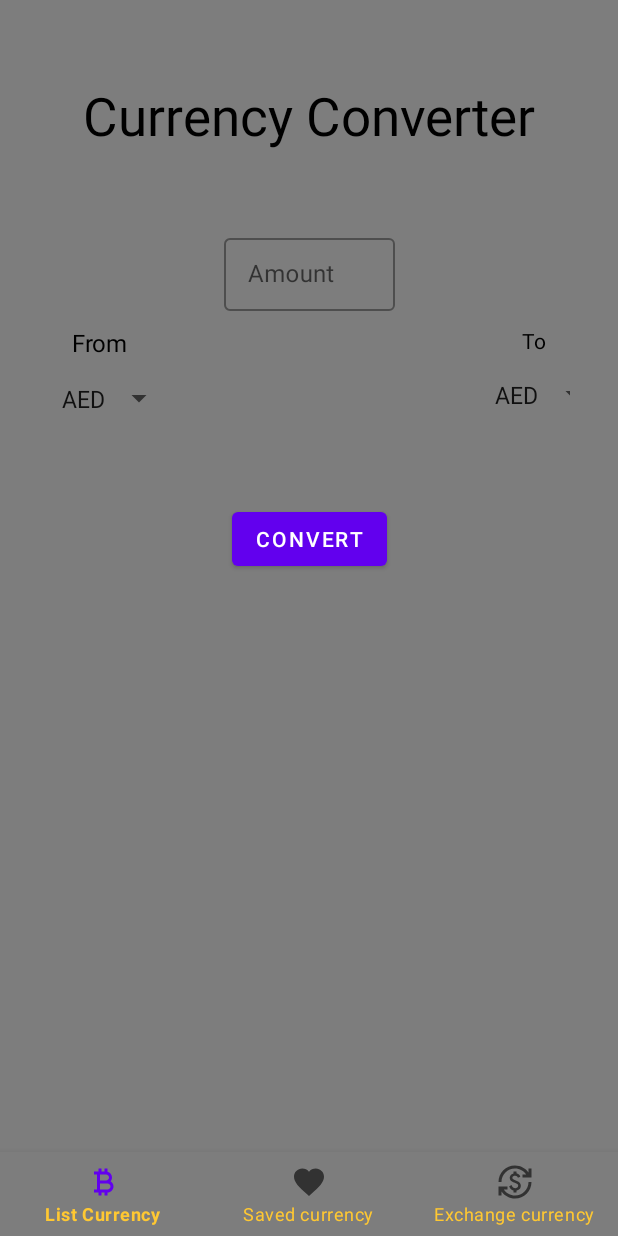
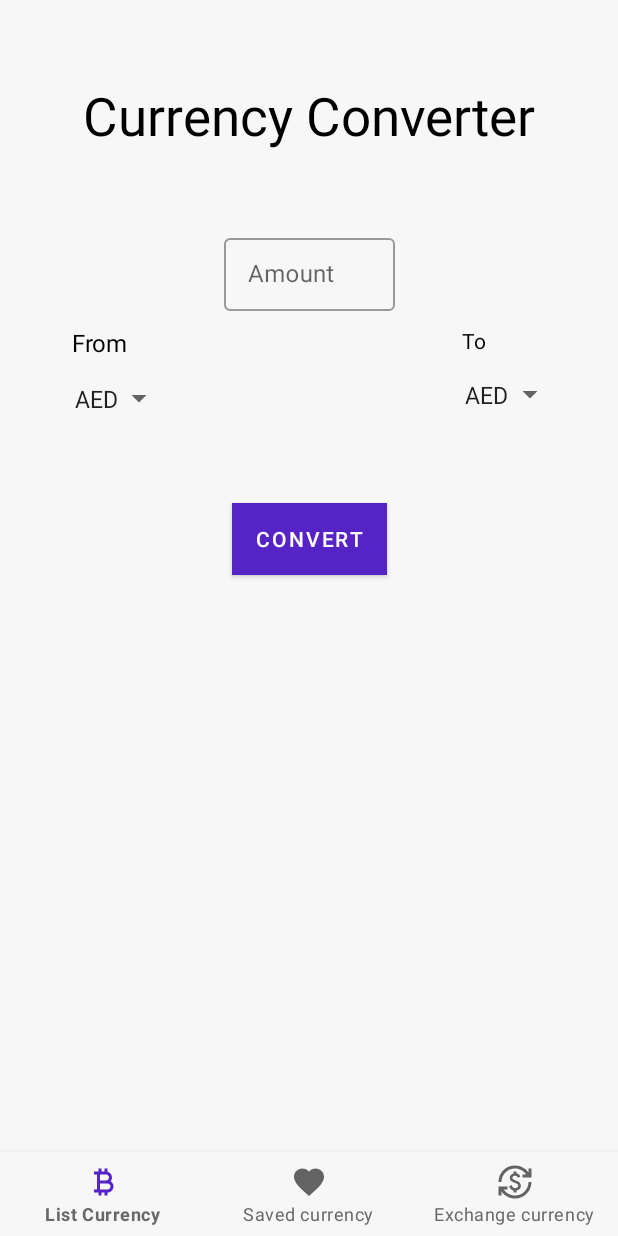
Before and after one commit to Vlad21anon/CurrencyMVVM, an Android app: the ExchangeCurrencyFragment screen opened through its navigation route, on a phone screen of 412 x 824 dp. Run offline under Robolectric (Android 15) with nearby library versions, the phone set to English and light mode, and no system bars; our stand-ins replace Room's generated code, navigation-ui; 1 statement that could not run was skipped.

```diff
--- a/app/src/main/res/drawable/ic_baseline_favorite_36.xml
+++ b/app/src/main/res/drawable/ic_baseline_favorite_36.xml
@@ -1,4 +1,4 @@
-<vector android:height="36dp" android:tint="@color/golden"
+<vector android:height="36dp" android:tint="@color/purple_700_2"
     android:viewportHeight="24" android:viewportWidth="24"
     android:width="36dp" xmlns:android="http://schemas.android.com/apk/res/android">
     <path android:fillColor="@android:color/white" android:pathData="M12,21.35l-1.45,-1.32C5.4,15.36 2,12.28 2,8.5 2,5.42 4.42,3 7.5,3c1.74,0 3.41,0.81 4.5,2.09C13.09,3.81 14.76,3 16.5,3 19.58,3 22,5.42 22,8.5c0,3.78 -3.4,6.86 -8.55,11.54L12,21.35z"/>
--- a/app/src/main/res/drawable/ic_baseline_favorite_border_36.xml
+++ b/app/src/main/res/drawable/ic_baseline_favorite_border_36.xml
@@ -1,4 +1,4 @@
-<vector android:height="36dp" android:tint="@color/golden"
+<vector android:height="36dp" android:tint="@color/purple_700_2"
     android:viewportHeight="24" android:viewportWidth="24"
     android:width="36dp" xmlns:android="http://schemas.android.com/apk/res/android">
     <path android:fillColor="@android:color/white" android:pathData="M16.5,3c-1.74,0 -3.41,0.81 -4.5,2.09C10.91,3.81 9.24,3 7.5,3 4.42,3 2,5.42 2,8.5c0,3.78 3.4,6.86 8.55,11.54L12,21.35l1.45,-1.32C18.6,15.36 22,12.28 22,8.5 22,5.42 19.58,3 16.5,3zM12.1,18.55l-0.1,0.1 -0.1,-0.1C7.14,14.24 4,11.39 4,8.5 4,6.5 5.5,5 7.5,5c1.54,0 3.04,0.99 3.57,2.36h1.87C13.46,5.99 14.96,5 16.5,5c2,0 3.5,1.5 3.5,3.5 0,2.89 -3.14,5.74 -7.9,10.05z"/>
--- a/app/src/main/res/drawable/ic_baseline_refresh_36.xml
+++ b/app/src/main/res/drawable/ic_baseline_refresh_36.xml
@@ -1,5 +1,6 @@
-<vector android:height="36dp" android:tint="#00C4C4"
+<vector android:height="36dp" android:tint="@color/purple_700_2"
     android:viewportHeight="24" android:viewportWidth="24"
     android:width="36dp" xmlns:android="http://schemas.android.com/apk/res/android">
     <path android:fillColor="@android:color/white" android:pathData="M17.65,6.35C16.2,4.9 14.21,4 12,4c-4.42,0 -7.99,3.58 -7.99,8s3.57,8 7.99,8c3.73,0 6.84,-2.55 7.73,-6h-2.08c-0.82,2.33 -3.04,4 -5.65,4 -3.31,0 -6,-2.69 -6,-6s2.69,-6 6,-6c1.66,0 3.14,0.69 4.22,1.78L13,11h7V4l-2.35,2.35z"/>
+
 </vector>
--- /dev/null
+++ b/app/src/main/res/drawable/menu_background.xml
@@ -0,0 +1,6 @@
+<?xml version="1.0" encoding="utf-8"?>
+<shape xmlns:android="http://schemas.android.com/apk/res/android">
+    <solid android:color="@color/grey"/>
+<!--    <stroke android:width="1dp" android:color="@color/black"/>-->
+<!--    <gradient android:endColor="@color/black" android:angle="90"-->
+</shape>
--- a/app/src/main/res/layout/activity_currency.xml
+++ b/app/src/main/res/layout/activity_currency.xml
@@ -27,8 +27,8 @@
     </FrameLayout>
 
     <com.google.android.material.bottomnavigation.BottomNavigationView
-        app:itemTextColor="@color/golden"
-        android:background="@color/grey"
+        app:itemTextColor="@color/dark_grey"
+        android:background="@drawable/menu_background"
         android:id="@+id/bottomNavigationView"
         app:menu="@menu/bottom_navigation_menu"
         android:layout_width="match_parent"
--- a/app/src/main/res/layout/fragment_exchange_currency.xml
+++ b/app/src/main/res/layout/fragment_exchange_currency.xml
@@ -38,12 +38,17 @@
         android:textSize="16dp"
         app:layout_constraintStart_toStartOf="parent"
         app:layout_constraintTop_toTopOf="@+id/guideline2" />
+
     <Spinner
         android:id="@+id/spFrom"
         android:layout_width="wrap_content"
         android:layout_height="wrap_content"
         android:entries="@array/currency_codes"
-        android:padding="15dp"
+        android:paddingRight="15dp"
+        android:paddingTop="15dp"
+        android:paddingBottom="15dp"
+        android:paddingLeft="24dp"
+
         app:layout_constraintEnd_toEndOf="@+id/tvFrom"
         app:layout_constraintStart_toStartOf="@+id/tvFrom"
         app:layout_constraintTop_toBottomOf="@+id/tvFrom" />
@@ -54,12 +59,11 @@
         android:layout_height="wrap_content"
         android:layout_marginTop="20dp"
         android:visibility="gone"
+        android:indeterminateTint="@color/blue"
         app:layout_constraintEnd_toEndOf="parent"
         app:layout_constraintStart_toStartOf="parent"
         app:layout_constraintTop_toBottomOf="@+id/tilFrom"
         tools:visibility="visible" />
-
-
 
 
     <TextView
@@ -67,18 +71,23 @@
         android:layout_width="wrap_content"
         android:layout_height="wrap_content"
         android:layout_marginTop="64dp"
-        android:layout_marginEnd="16dp"
+        android:layout_marginEnd="56dp"
         android:text="To"
         android:textColor="@color/black"
         app:layout_constraintEnd_toEndOf="parent"
         app:layout_constraintTop_toTopOf="@+id/guideline2" />
+
     <Spinner
         android:id="@+id/spTo"
         android:layout_width="wrap_content"
         android:layout_height="wrap_content"
         android:entries="@array/currency_codes"
-        android:padding="15dp"
+        android:paddingLeft="24dp"
+        android:paddingTop="15dp"
+        android:paddingRight="15dp"
+        android:paddingBottom="15dp"
         app:layout_constraintEnd_toEndOf="@+id/tvTo"
+        app:layout_constraintHorizontal_bias="0.365"
         app:layout_constraintStart_toStartOf="@+id/tvTo"
         app:layout_constraintTop_toBottomOf="@+id/tvTo" />
 
@@ -133,6 +142,7 @@
         android:layout_width="wrap_content"
         android:layout_height="wrap_content"
         android:layout_marginTop="12dp"
+        android:background="@color/purple_700_2"
         android:text="Convert"
         app:layout_constraintEnd_toEndOf="parent"
         app:layout_constraintHorizontal_bias="0.5"
--- a/app/src/main/res/layout/fragment_list_currency.xml
+++ b/app/src/main/res/layout/fragment_list_currency.xml
@@ -10,6 +10,7 @@
         android:layout_width="match_parent"
         android:layout_height="wrap_content"
         android:textSize="32dp"
+        android:textColor="@color/dark_grey"
         android:textAlignment="center"
         android:padding="12dp"
         android:text="Currency in USD"/>
--- a/app/src/main/res/values/colors.xml
+++ b/app/src/main/res/values/colors.xml
@@ -8,5 +8,10 @@
     <color name="black">#FF000000</color>
     <color name="white">#FFFFFFFF</color>
     <color name="golden">#FFC832</color>
-    <color name="grey">#7D7D7D</color>
+    <color name="grey">#F7F7F7</color>
+    <color name="dark_grey">#686868</color>
+    <color name="purple_700_2">#5624C6</color>
+    <color name="blue">#03A9F4</color>
+
+    <!--    <color name="blue">#FF5722</color>-->
 </resources>
--- a/app/src/main/res/values/themes.xml
+++ b/app/src/main/res/values/themes.xml
@@ -2,8 +2,8 @@
     <!-- Base application theme. -->
     <style name="Theme.MVVM1" parent="Theme.MaterialComponents.DayNight.NoActionBar">
         <!-- Primary brand color. -->
-        <item name="colorPrimary">@color/purple_500</item>
-        <item name="colorPrimaryVariant">@color/purple_700</item>
+        <item name="colorPrimary">@color/purple_700_2</item>
+        <item name="colorPrimaryVariant">@color/purple_700_2</item>
         <item name="colorOnPrimary">@color/white</item>
         <!-- Secondary brand color. -->
         <item name="colorSecondary">@color/teal_200</item>
@@ -13,4 +13,5 @@
         <item name="android:statusBarColor" tools:targetApi="l">?attr/colorPrimaryVariant</item>
         <!-- Customize your theme here. -->
     </style>
+
 </resources>
```
